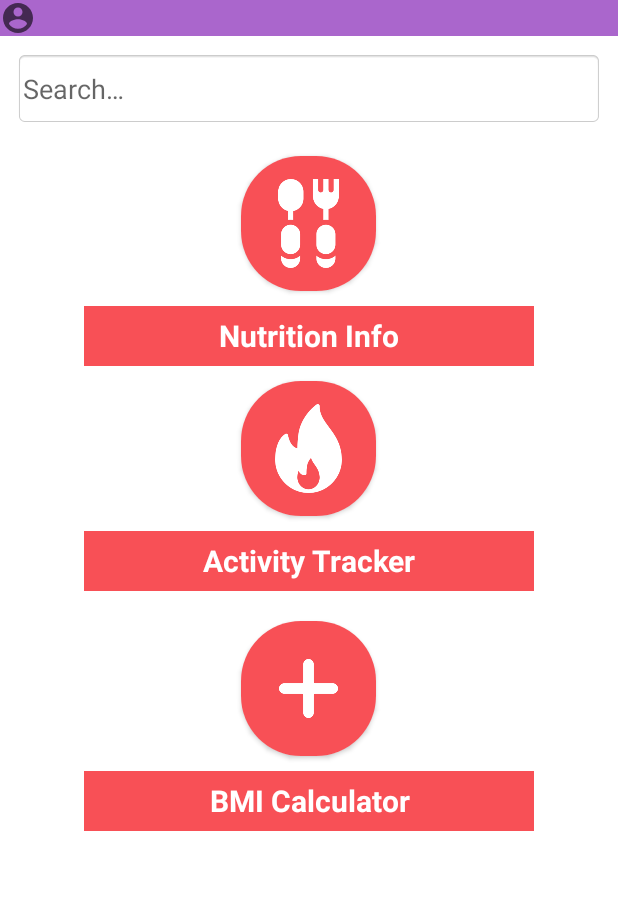
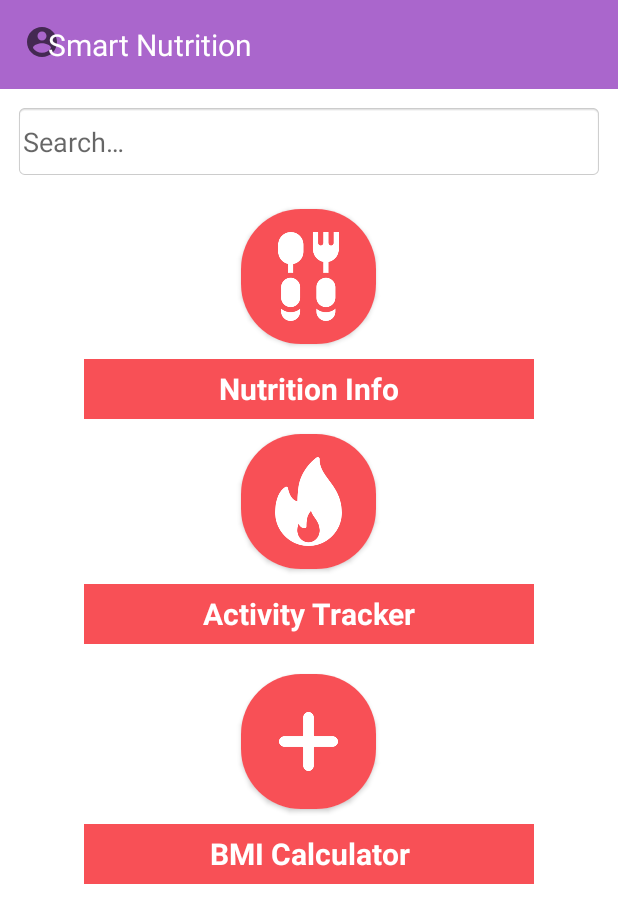
Before and after one commit to SmartNutrition11/smartnutrition, an Android app: the screen it shows after launch (MainActivity), on a phone screen of 412 x 824 dp. Shown: the top 923 px of the screen. Run offline under Robolectric (Android 15) with nearby library versions, the phone set to English and light mode, and no system bars.

Commit message:
updated header

```diff
--- a/app/src/main/res/layout/toolbar.xml
+++ b/app/src/main/res/layout/toolbar.xml
@@ -6,7 +6,8 @@
 
     <RelativeLayout
         android:layout_width="match_parent"
-        android:layout_height="wrap_content">
+        android:layout_height="wrap_content"
+        android:padding="16dp">
 
         <ImageView
             android:layout_width="wrap_content"
@@ -15,7 +16,12 @@
 
         <TextView
             android:layout_width="wrap_content"
-            android:layout_height="wrap_content" />
+            android:layout_height="wrap_content"
+            android:layout_marginStart="16dp"
+            android:textColor="@android:color/white"
+            android:layout_centerVertical="true"
+            android:textSize="20sp"
+            android:text="Smart Nutrition"/>
 
 
 
```
